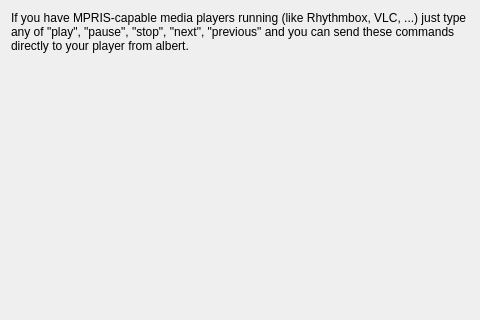
Above: plugins/mpris/src/configwidget.ui from hamonikr/hamonikr-albert before the change. Below: the same form after it.
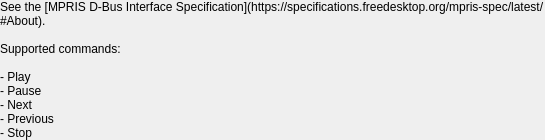
That is the form after the change.

Diff of the .ui file:
```diff
--- a/plugins/mpris/src/configwidget.ui
+++ b/plugins/mpris/src/configwidget.ui
@@ -1,25 +1,35 @@
 <?xml version="1.0" encoding="UTF-8"?>
 <ui version="4.0">
- <class>MPRIS::ConfigWidget</class>
- <widget class="QWidget" name="MPRIS::ConfigWidget">
-  <property name="geometry">
-   <rect>
-    <x>0</x>
-    <y>0</y>
-    <width>480</width>
-    <height>320</height>
-   </rect>
-  </property>
+ <class>ConfigWidget</class>
+ <widget class="QWidget" name="ConfigWidget">
   <layout class="QVBoxLayout">
+   <property name="leftMargin">
+    <number>0</number>
+   </property>
+   <property name="topMargin">
+    <number>0</number>
+   </property>
+   <property name="rightMargin">
+    <number>0</number>
+   </property>
+   <property name="bottomMargin">
+    <number>0</number>
+   </property>
    <item>
     <widget class="QLabel" name="label">
      <property name="text">
-      <string>&lt;html&gt;
-&lt;head/&gt;
-&lt;body&gt;
-&lt;p&gt;If you have MPRIS-capable media players running (like Rhythmbox, VLC, ...) just type any of &amp;quot;play&amp;quot;, &amp;quot;pause&amp;quot;, &amp;quot;stop&amp;quot;, &amp;quot;next&amp;quot;, &amp;quot;previous&amp;quot; and you can send these commands directly to your player from albert.&lt;/p&gt;
-&lt;/body&gt;
-&lt;/html&gt;</string>
+      <string>See the [MPRIS D-Bus Interface Specification](https://specifications.freedesktop.org/mpris-spec/latest/#About).
+
+Supported commands:
+
+- Play
+- Pause
+- Next
+- Previous
+- Stop</string>
+     </property>
+     <property name="textFormat">
+      <enum>Qt::MarkdownText</enum>
      </property>
      <property name="wordWrap">
       <bool>true</bool>
@@ -33,8 +43,8 @@
      </property>
      <property name="sizeHint" stdset="0">
       <size>
-       <width>20</width>
-       <height>40</height>
+       <width>0</width>
+       <height>0</height>
       </size>
      </property>
     </spacer>
```
